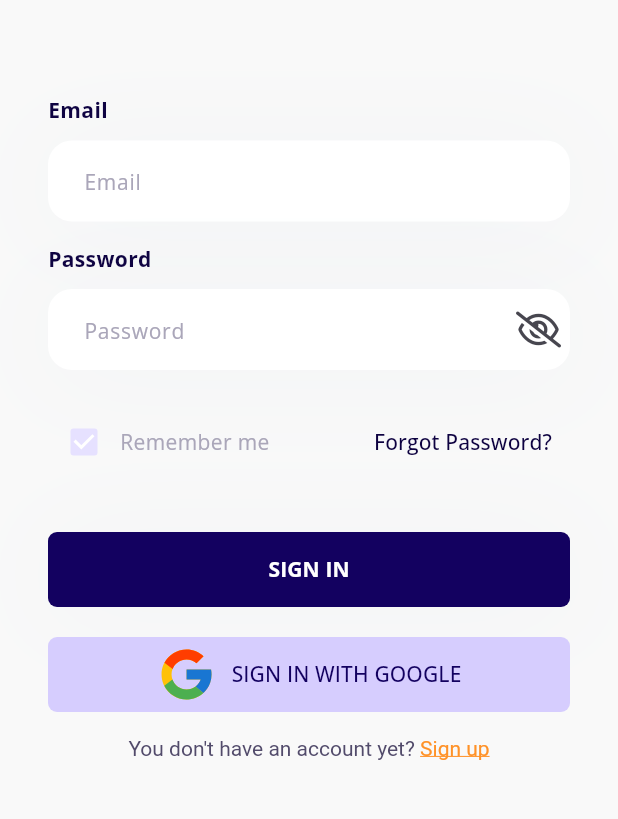
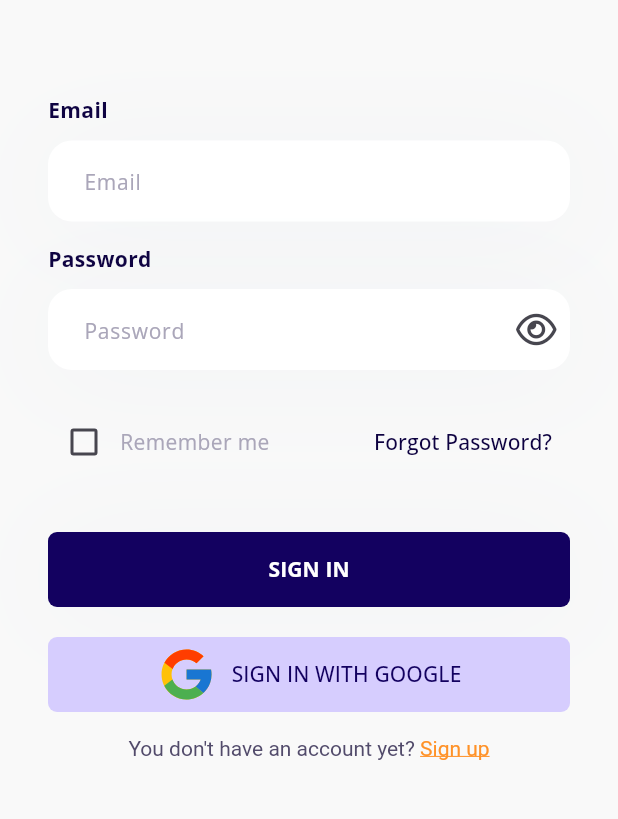
Before and after one commit to dustin-goldenowl/jobspot, a Flutter app: the screen it shows after launch, after a tap on an icon or button, on a phone screen of 412 x 824 dp, the part 260-1079 px from its top. Run offline on Flutter 3.47's test engine with Material 2 defaults, Android fonts, the phone set to English and light mode, and no system bars; our stand-ins replace auto_route, equatable, firebase_auth, firebase_core, flutter_bloc, flutter_svg and 5 more; accounts and stored records are empty; generated files the repository leaves out were written again.

Commit message:
update logic for sign in screen

```diff
--- a/lib/src/core/common/custom_toast.dart
+++ b/lib/src/core/common/custom_toast.dart
@@ -14,7 +14,7 @@ Widget toast(String text) {
       ),
       child: Row(
         children: [
-          SvgPicture.asset(AppImages.logo, width: 40, height: 40),
+          SvgPicture.asset(AppImages.logo, width: 30, height: 30),
           const SizedBox(width: 10),
           Flexible(
             child: Text(
@@ -34,7 +34,7 @@ void customToast(BuildContext context, String text) {
   fToast.showToast(
     child: toast(text),
     toastDuration: const Duration(seconds: 3),
-    gravity: ToastGravity.BOTTOM,
+    gravity: ToastGravity.TOP,
     fadeDuration: const Duration(seconds: 1),
   );
 }
--- /dev/null
+++ b/lib/src/core/extension/string_extension.dart
@@ -0,0 +1,6 @@
+extension StringExtension on String {
+  bool isValidEmail() {
+    return RegExp(r"^([a-zA-Z0-9._%-]+@[a-zA-Z0-9.-]+\.[a-zA-Z]{2,})$")
+        .hasMatch(this);
+  }
+}
--- /dev/null
+++ b/lib/src/core/resources/use_case.dart
@@ -0,0 +1,3 @@
+abstract class UseCase<T, P> {
+  Future<T> call({required P params});
+}
--- /dev/null
+++ b/lib/src/presentations/sign_in/cubit/sign_in_state.dart
@@ -0,0 +1,50 @@
+part of 'sign_in_cubit.dart';
+
+@immutable
+sealed class SignInState extends Equatable {}
+
+final class SignInInitial extends SignInState {
+  @override
+  List<Object?> get props => [identityHashCode(this)];
+}
+
+final class SignInLoadingState extends SignInState {
+  @override
+  List<Object?> get props => [identityHashCode(this)];
+}
+
+final class SignInSuccessState extends SignInState {
+  final UserCredential userCredential;
+
+  SignInSuccessState(this.userCredential);
+
+  @override
+  List<Object?> get props => [userCredential];
+}
+
+final class SignInErrorState extends SignInState {
+  final String error;
+
+  SignInErrorState(this.error);
+
+  @override
+  List<Object?> get props => [error];
+}
+
+final class HidePasswordState extends SignInState {
+  final bool isHide;
+
+  HidePasswordState(this.isHide);
+
+  @override
+  List<Object?> get props => [isHide];
+}
+
+final class RememberMeState extends SignInState {
+  final bool isRememberMe;
+
+  RememberMeState(this.isRememberMe);
+
+  @override
+  List<Object?> get props => [isRememberMe];
+}
--- /dev/null
+++ b/lib/src/presentations/sign_in/domain/entities/email_password_entity.dart
@@ -0,0 +1,6 @@
+class EmailPasswordEntity {
+  final String email;
+  final String password;
+
+  EmailPasswordEntity({required this.email, required this.password});
+}
--- /dev/null
+++ b/lib/src/presentations/sign_in/domain/use_cases/sign_in_email_password_use_case.dart
@@ -0,0 +1,20 @@
+import 'package:firebase_auth/firebase_auth.dart';
+import 'package:injectable/injectable.dart';
+import 'package:jobspot/src/core/resources/data_state.dart';
+import 'package:jobspot/src/core/resources/use_case.dart';
+import 'package:jobspot/src/presentations/sign_in/domain/entities/email_password_entity.dart';
+import 'package:jobspot/src/presentations/sign_in/domain/repositories/sign_in_repository.dart';
+
+@lazySingleton
+class SignInEmailPasswordUseCase
+    extends UseCase<DataState<UserCredential>, EmailPasswordEntity> {
+  SignInEmailPasswordUseCase(this._signInRepository);
+
+  final SignInRepository _signInRepository;
+
+  @override
+  Future<DataState<UserCredential>> call(
+      {required EmailPasswordEntity params}) {
+    return _signInRepository.signInWithEmailPassword(params);
+  }
+}
--- /dev/null
+++ b/lib/src/presentations/sign_in/domain/use_cases/sign_in_google_use_case.dart
@@ -0,0 +1,20 @@
+import 'package:firebase_auth/firebase_auth.dart';
+import 'package:google_sign_in/google_sign_in.dart';
+import 'package:injectable/injectable.dart';
+import 'package:jobspot/src/core/resources/data_state.dart';
+import 'package:jobspot/src/core/resources/use_case.dart';
+import 'package:jobspot/src/presentations/sign_in/domain/repositories/sign_in_repository.dart';
+
+@lazySingleton
+class SignInGoogleUseCase
+    extends UseCase<DataState<UserCredential>, GoogleSignInAccount> {
+  SignInGoogleUseCase(this._signInRepository);
+
+  final SignInRepository _signInRepository;
+
+  @override
+  Future<DataState<UserCredential>> call(
+      {required GoogleSignInAccount params}) {
+    return _signInRepository.signInWithGoogle(params);
+  }
+}
--- a/lib/src/presentations/sign_in/screen/sign_in_page.dart
+++ b/lib/src/presentations/sign_in/screen/sign_in_page.dart
@@ -1,181 +1,19 @@
 import 'package:auto_route/auto_route.dart';
-import 'package:flutter/gestures.dart';
 import 'package:flutter/material.dart';
-import 'package:flutter_svg/flutter_svg.dart';
+import 'package:flutter_bloc/flutter_bloc.dart';
 import 'package:jobspot/injection.dart';
-import 'package:jobspot/src/core/config/localization/app_local.dart';
-import 'package:jobspot/src/core/function/on_will_pop.dart';
-import 'package:jobspot/src/presentations/sign_in/widgets/custom_button.dart';
-import 'package:jobspot/src/presentations/sign_in/widgets/custom_title_text_input.dart';
-import 'package:flutter_gen/gen_l10n/app_localizations.dart';
-
-import '../../../core/constants/constants.dart';
+import 'package:jobspot/src/presentations/sign_in/cubit/sign_in_cubit.dart';
+import 'package:jobspot/src/presentations/sign_in/screen/sign_in_view.dart';
 
 @RoutePage()
-class SignInPage extends StatefulWidget {
+class SignInPage extends StatelessWidget {
   const SignInPage({super.key});
 
   @override
-  State<SignInPage> createState() => _SignInPageState();
-}
-
-class _SignInPageState extends State<SignInPage> {
-  DateTime? _currentBackPressTime;
-  final TextEditingController _emailController = TextEditingController();
-  final TextEditingController _passwordController = TextEditingController();
-  bool isShowPassword = false;
-
-  @override
   Widget build(BuildContext context) {
-    if (!getIt.isRegistered<AppLocalizations>()) {
-      getIt.registerSingleton(AppLocalizations.of(context)!);
-    }
-
-    return Scaffold(
-      body: WillPopScope(
-        onWillPop: () => onWillPop(
-          context: context,
-          action: (now) => _currentBackPressTime = now,
-          currentBackPressTime: _currentBackPressTime,
-        ),
-        child: _buildBody(),
-      ),
-    );
-  }
-
-  Widget _buildBody() {
-    return SafeArea(
-      child: SingleChildScrollView(
-        physics: const BouncingScrollPhysics(),
-        child: Form(
-          child: Padding(
-            padding: const EdgeInsets.all(AppDimens.largePadding),
-            child: Column(
-              children: [
-                const SizedBox(height: 50),
-                _buildTitle(),
-                const SizedBox(height: 64),
-                _buildInput(),
-                const SizedBox(height: 24),
-                Row(
-                  children: [
-                    _rememberWidget(),
-                    const Spacer(),
-                    TextButton(
-                      onPressed: () {},
-                      child: Text(
-                        AppLocal.text.forgot_password,
-                        style: TextStyle(color: AppColors.nightBlue),
-                      ),
-                    )
-                  ],
-                ),
-                const SizedBox(height: 36),
-                CustomButton(
-                  title: AppLocal.text.sign_in.toUpperCase(),
-                  onPressed: () {},
-                ),
-                const SizedBox(height: 20),
-                CustomButton(
-                  isElevated: false,
-                  onPressed: () {},
-                  child: Row(
-                    mainAxisAlignment: MainAxisAlignment.center,
-                    children: [
-                      SvgPicture.asset(
-                        AppImages.google,
-                        width: 40,
-                        height: 40,
-                      ),
-                      const SizedBox(width: 10),
-                      Text(
-                        AppLocal.text.sign_in_with_google.toUpperCase(),
-                        style: TextStyle(color: AppColors.primary),
-                      ),
-                    ],
-                  ),
-                ),
-                const SizedBox(height: 16),
-                RichText(
-                  text: TextSpan(
-                    children: [
-                      TextSpan(
-                        text: AppLocal.text.you_dont_have_an_account_yet,
-                        style: TextStyle(color: AppColors.mulledWine),
-                      ),
-                      TextSpan(
-                        text: AppLocal.text.sign_up,
-                        style: TextStyle(
-                          decoration: TextDecoration.underline,
-                          color: AppColors.deepSaffron,
-                        ),
-                        recognizer: TapGestureRecognizer()..onTap = () {},
-                      )
-                    ],
-                  ),
-                ),
-              ],
-            ),
-          ),
-        ),
-      ),
-    );
-  }
-
-  Widget _buildTitle() {
-    return Column(
-      children: [
-        Text(
-          AppLocal.text.welcome_back,
-          style: TextStyle(
-            fontSize: 30,
-            fontWeight: FontWeight.w700,
-            color: AppColors.nightBlue,
-          ),
-        ),
-        const SizedBox(height: 8),
-        Text(
-          AppLocal.text.sign_in_content,
-          style: TextStyle(color: AppColors.mulledWine),
-          textAlign: TextAlign.center,
-        ),
-      ],
-    );
-  }
-
-  Widget _buildInput() {
-    return Column(
-      children: [
-        CustomTitleTextInput(
-          controller: _emailController,
-          title: AppLocal.text.email,
-          hintText: AppLocal.text.email,
-        ),
-        const SizedBox(height: 15),
-        CustomTitleTextInput(
-          controller: _passwordController,
-          title: AppLocal.text.password,
-          hintText: AppLocal.text.password,
-          isPassword: true,
-          obscureText: isShowPassword,
-        ),
-      ],
-    );
-  }
-
-  Widget _rememberWidget() {
-    return Row(
-      children: [
-        Checkbox(
-          value: true,
-          onChanged: (value) {},
-          activeColor: AppColors.lavenderMist,
-        ),
-        Text(
-          AppLocal.text.remember_me,
-          style: TextStyle(color: AppColors.spunPearl),
-        ),
-      ],
+    return BlocProvider(
+      create: (context) => getIt<SignInCubit>(),
+      child: const SignInView(),
     );
   }
 }
--- /dev/null
+++ b/lib/src/presentations/sign_in/screen/sign_in_view.dart
@@ -0,0 +1,251 @@
+import 'package:flutter/material.dart';
+import 'package:flutter/gestures.dart';
+import 'package:flutter_bloc/flutter_bloc.dart';
+import 'package:flutter_svg/flutter_svg.dart';
+import 'package:google_sign_in/google_sign_in.dart';
+import 'package:jobspot/injection.dart';
+import 'package:jobspot/src/core/common/custom_toast.dart';
+import 'package:jobspot/src/core/config/localization/app_local.dart';
+import 'package:jobspot/src/core/extension/string_extension.dart';
+import 'package:jobspot/src/core/function/loading_animation.dart';
+import 'package:jobspot/src/core/function/on_will_pop.dart';
+import 'package:jobspot/src/presentations/sign_in/cubit/sign_in_cubit.dart';
+import 'package:jobspot/src/presentations/sign_in/domain/entities/email_password_entity.dart';
+import 'package:jobspot/src/presentations/sign_in/widgets/custom_button.dart';
+import 'package:jobspot/src/presentations/sign_in/widgets/custom_title_text_input.dart';
+import 'package:flutter_gen/gen_l10n/app_localizations.dart';
+
+import '../../../core/constants/constants.dart';
+
+class SignInView extends StatefulWidget {
+  const SignInView({super.key});
+
+  @override
+  State<SignInView> createState() => _SignInViewState();
+}
+
+class _SignInViewState extends State<SignInView> {
+  DateTime? _currentBackPressTime;
+  bool _isRememberMe = false;
+  final _formKey = GlobalKey<FormState>();
+  final TextEditingController _emailController = TextEditingController();
+  final TextEditingController _passwordController = TextEditingController();
+
+  @override
+  Widget build(BuildContext context) {
+    if (!getIt.isRegistered<AppLocalizations>()) {
+      getIt.registerSingleton(AppLocalizations.of(context)!);
+    }
+
+    return Scaffold(
+      body: BlocListener<SignInCubit, SignInState>(
+        listenWhen: (previous, current) {
+          if (previous is SignInLoadingState) {
+            Navigator.of(context).pop();
+          }
+          return true;
+        },
+        listener: (context, state) {
+          if (state is SignInLoadingState) {
+            loadingAnimation(context);
+          }
+          if (state is SignInErrorState) {
+            customToast(context, state.error);
+          }
+          if (state is SignInSuccessState) {
+            customToast(context, "Đăng nhập thành công");
+            GoogleSignIn().signOut();
+            print(state.userCredential);
+          }
+        },
+        child: WillPopScope(
+          onWillPop: () => onWillPop(
+            context: context,
+            action: (now) => _currentBackPressTime = now,
+            currentBackPressTime: _currentBackPressTime,
+          ),
+          child: _buildBody(),
+        ),
+      ),
+    );
+  }
+
+  Widget _buildBody() {
+    return SafeArea(
+      child: SingleChildScrollView(
+        physics: const BouncingScrollPhysics(),
+        child: Form(
+          key: _formKey,
+          child: Padding(
+            padding: const EdgeInsets.all(AppDimens.largePadding),
+            child: Column(
+              children: [
+                const SizedBox(height: 50),
+                _buildTitle(),
+                const SizedBox(height: 64),
+                _buildInput(),
+                const SizedBox(height: 24),
+                Row(
+                  children: [
+                    _rememberWidget(),
+                    const Spacer(),
+                    TextButton(
+                      onPressed: () {},
+                      child: Text(
+                        AppLocal.text.forgot_password,
+                        style: TextStyle(color: AppColors.nightBlue),
+                      ),
+                    )
+                  ],
+                ),
+                const SizedBox(height: 36),
+                CustomButton(
+                  title: AppLocal.text.sign_in.toUpperCase(),
+                  onPressed: () {
+                    if (_formKey.currentState!.validate()) {
+                      context
+                          .read<SignInCubit>()
+                          .signInWithEmailAndPassword(EmailPasswordEntity(
+                            email: _emailController.text,
+                            password: _passwordController.text,
+                          ));
+                    }
+                  },
+                ),
+                const SizedBox(height: 20),
+                CustomButton(
+                  isElevated: false,
+                  onPressed: context.read<SignInCubit>().signInWithGoogle,
+                  child: Row(
+                    mainAxisAlignment: MainAxisAlignment.center,
+                    children: [
+                      SvgPicture.asset(
+                        AppImages.google,
+                        width: 40,
+                        height: 40,
+                      ),
+                      const SizedBox(width: 10),
+                      Text(
+                        AppLocal.text.sign_in_with_google.toUpperCase(),
+                        style: TextStyle(color: AppColors.primary),
+                      ),
+                    ],
+                  ),
+                ),
+                const SizedBox(height: 16),
+                RichText(
+                  text: TextSpan(
+                    children: [
+                      TextSpan(
+                        text: AppLocal.text.you_dont_have_an_account_yet,
+                        style: TextStyle(color: AppColors.mulledWine),
+                      ),
+                      TextSpan(
+                        text: AppLocal.text.sign_up,
+                        style: TextStyle(
+                          decoration: TextDecoration.underline,
+                          color: AppColors.deepSaffron,
+                        ),
+                        recognizer: TapGestureRecognizer()..onTap = () {},
+                      )
+                    ],
+                  ),
+                ),
+              ],
+            ),
+          ),
+        ),
+      ),
+    );
+  }
+
+  Widget _buildTitle() {
+    return Column(
+      children: [
+        Text(
+          AppLocal.text.welcome_back,
+          style: TextStyle(
+            fontSize: 30,
+            fontWeight: FontWeight.w700,
+            color: AppColors.nightBlue,
+          ),
+        ),
+        const SizedBox(height: 8),
+        Text(
+          AppLocal.text.sign_in_content,
+          style: TextStyle(color: AppColors.mulledWine),
+          textAlign: TextAlign.center,
+        ),
+      ],
+    );
+  }
+
+  Widget _buildInput() {
+    return Column(
+      children: [
+        CustomTitleTextInput(
+          controller: _emailController,
+          title: AppLocal.text.email,
+          hintText: AppLocal.text.email,
+          keyboardType: TextInputType.emailAddress,
+          validator: (value) {
+            if (value!.isEmpty) {
+              return AppLocal.text.please_enter_email;
+            }
+            if (!value.isValidEmail()) {
+              return AppLocal.text.email_invalidate;
+            }
+            return null;
+          },
+        ),
+        const SizedBox(height: 15),
+        BlocBuilder<SignInCubit, SignInState>(
+          buildWhen: (previous, current) => current is HidePasswordState,
+          builder: (context, state) {
+            return CustomTitleTextInput(
+              controller: _passwordController,
+              title: AppLocal.text.password,
+              hintText: AppLocal.text.password,
+              isPassword: true,
+              obscureText: state is HidePasswordState ? state.isHide : true,
+              onHidePassword: context.read<SignInCubit>().hidePassword,
+              validator: (value) {
+                if (value!.isEmpty) {
+                  return AppLocal.text.please_enter_your_password;
+                }
+                if (value.length < 8) {
+                  return AppLocal.text.minimum_of_password;
+                }
+                return null;
+              },
+            );
+          },
+        ),
+      ],
+    );
+  }
+
+  Widget _rememberWidget() {
+    return Row(
+      children: [
+        BlocBuilder<SignInCubit, SignInState>(
+          buildWhen: (previous, current) => current is RememberMeState,
+          builder: (context, state) {
+            return Checkbox(
+              value: _isRememberMe,
+              onChanged: (value) {
+                context.read<SignInCubit>().rememberMe(value!);
+                _isRememberMe = value;
+              },
+              activeColor: AppColors.lavenderMist,
+            );
+          },
+        ),
+        Text(
+          AppLocal.text.remember_me,
+          style: TextStyle(color: AppColors.spunPearl),
+        ),
+      ],
+    );
+  }
+}
--- a/lib/src/presentations/sign_in/widgets/custom_title_text_input.dart
+++ b/lib/src/presentations/sign_in/widgets/custom_title_text_input.dart
@@ -10,7 +10,7 @@ class CustomTitleTextInput extends StatelessWidget {
     this.obscureText = false,
     this.isPassword = false,
     this.title,
-    this.onChange,
+    this.onHidePassword,
     this.titleFontSize,
     this.maxLines = 1,
     this.isSearch = false,
@@ -18,6 +18,8 @@ class CustomTitleTextInput extends StatelessWidget {
     this.onClear,
     this.onTap,
     this.focusNode,
+    this.validator,
+    this.keyboardType,
   });
 
   final TextEditingController controller;
@@ -29,10 +31,12 @@ class CustomTitleTextInput extends StatelessWidget {
   final bool isSearch;
   final int maxLines;
   final TextInputAction? textInputAction;
-  final Function(bool isShow)? onChange;
+  final Function(bool isHide)? onHidePassword;
   final VoidCallback? onClear;
   final VoidCallback? onTap;
   final FocusNode? focusNode;
+  final String? Function(String? value)? validator;
+  final TextInputType? keyboardType;
 
   @override
   Widget build(BuildContext context) {
@@ -60,6 +64,7 @@ class CustomTitleTextInput extends StatelessWidget {
             ],
           ),
           child: TextFormField(
+            keyboardType: keyboardType,
             focusNode: focusNode,
             onTap: onTap,
             readOnly: onTap != null,
@@ -67,6 +72,7 @@ class CustomTitleTextInput extends StatelessWidget {
             obscureText: obscureText,
             maxLines: maxLines,
             textInputAction: textInputAction,
+            validator: validator,
             decoration: InputDecoration(
               contentPadding: const EdgeInsets.symmetric(
                 horizontal: AppDimens.smallPadding,
@@ -89,7 +95,7 @@ class CustomTitleTextInput extends StatelessWidget {
                   : null,
               suffixIcon: isPassword
                   ? IconButton(
-                      onPressed: () => onChange!(!obscureText),
+                      onPressed: () => onHidePassword!(!obscureText),
                       icon: Icon(obscureText
                           ? FontAwesomeIcons.eye
                           : FontAwesomeIcons.eyeSlash),
--- a/pubspec.yaml
+++ b/pubspec.yaml
@@ -45,6 +45,10 @@ dependencies:
   get_it: ^7.6.4
   injectable: ^2.3.0
   fluttertoast: ^8.2.2
+  flutter_bloc: ^8.1.3
+  equatable: ^2.0.5
+  firebase_auth: ^4.10.0
+  google_sign_in: ^6.1.5
 
 dev_dependencies:
   flutter_test:
```
Also changed, not shown: lib/l10n/app_en.arb (+6 -1 lines), lib/l10n/app_vi.arb (+6 -1 lines), lib/src/core/function/loading_animation.dart (added, +17 -0 lines), lib/src/core/resources/data_state.dart (added, +14 -0 lines), lib/src/presentations/sign_in/cubit/sign_in_cubit.dart (added, +55 -0 lines), lib/src/presentations/sign_in/domain/repositories/sign_in_repository.dart (added, +11 -0 lines), lib/src/presentations/sign_in/repositories/sign_in_repository_impl.dart (added, +51 -0 lines), lib/injection.config.dart, pubspec.lock, 6 other files.
